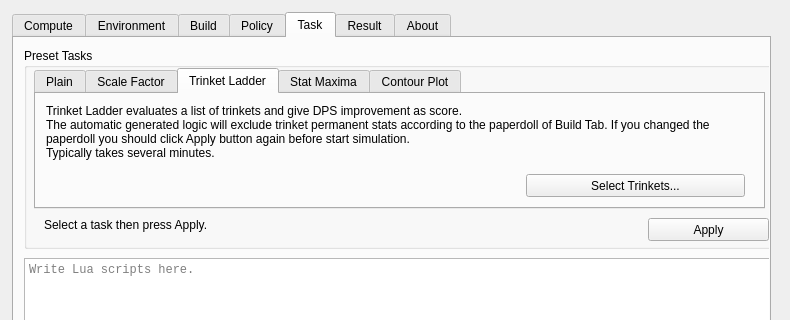
This is ic/gic.ui in AeanSR/irecore2 as Qt 5 draws it before an edit; both pictures show x 0 to 790 and y 0 to 320 of the 790 by 620 pixel window. The edited form follows.
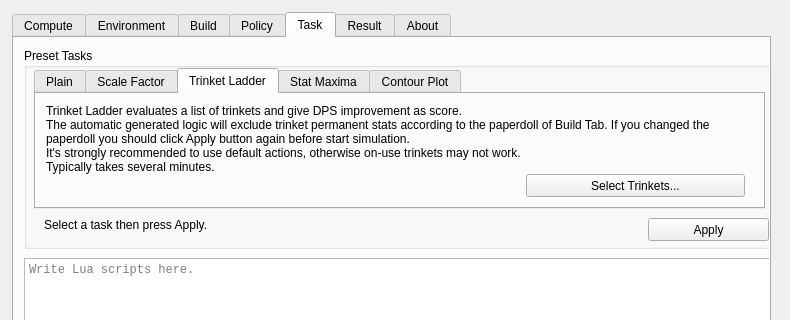
This is the edited form. The open tabs and pages were chosen to show the change. Icons and pictures are not drawn.

Diff of the .ui file:
```diff
--- a/ic/gic.ui
+++ b/ic/gic.ui
@@ -2339,6 +2339,7 @@
             <property name="text">
              <string>Trinket Ladder evaluates a list of trinkets and give DPS improvement as score.
 The automatic generated logic will exclude trinket permanent stats according to the paperdoll of Build Tab. If you changed the paperdoll you should click Apply button again before start simulation.
+It's strongly recommended to use default actions, otherwise on-use trinkets may not work.
 Typically takes several minutes.</string>
             </property>
             <property name="alignment">
```
Left out of the diff: 4 changed lines with no effect on the pictures.
